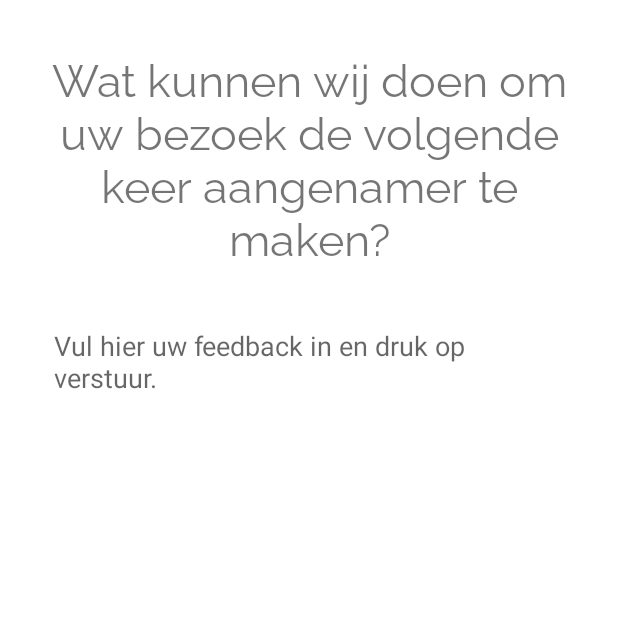
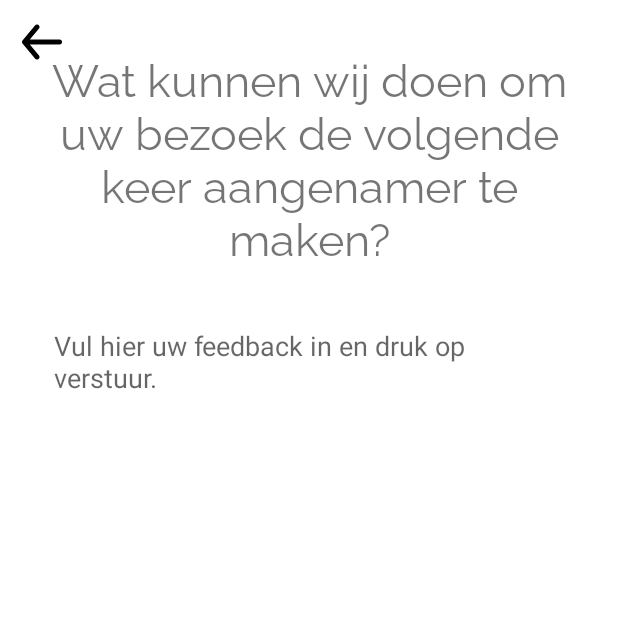
Before and after one commit to ServiStudent/ReviewerApp, an Android app: the BadRatingActivity screen opened directly, with no data from a screen before it, on a phone screen of 412 x 824 dp, the top half of it. Run offline under Robolectric (Android 15) with nearby library versions, the light colour scheme and no system bars.

Commit message:
General App

```diff
--- a/app/src/main/java/com/servi/reviewerafium/BadRatingActivity.java
+++ b/app/src/main/java/com/servi/reviewerafium/BadRatingActivity.java
@@ -13,6 +13,7 @@ import android.view.WindowManager;
 import android.view.inputmethod.InputMethodManager;
 import android.widget.Button;
 import android.widget.EditText;
+import android.widget.ImageView;
 import android.widget.TextView;
 import android.widget.Toast;
 
@@ -40,7 +41,7 @@ public class BadRatingActivity extends AppCompatActivity {
         EditText editText5 = (EditText) findViewById(R.id.editText5);
         Button button2 = (Button) findViewById(R.id.button2);
         Button button3 = (Button) findViewById(R.id.button3);
-
+        ImageView backbut = (ImageView) findViewById(R.id.imageView20);
 
         handler = new Handler();
         r = new Runnable() {
@@ -53,6 +54,15 @@ public class BadRatingActivity extends AppCompatActivity {
             }
         };
 
+        backbut.setOnClickListener(new View.OnClickListener() {
+            @Override
+            public void onClick(View view) {
+                stopHandler();
+                Intent i2 = new Intent(BadRatingActivity.this, MainActivity.class);
+                startActivity(i2);
+                overridePendingTransition(R.anim.fadein, R.anim.fadeout);
+            }
+        });
 
         editText5.addTextChangedListener(new TextWatcher() {
 
--- /dev/null
+++ b/app/src/main/java/com/servi/reviewerafium/Global.java
@@ -0,0 +1,6 @@
+package com.servi.reviewerafium;
+
+public class Global {
+    public static String email = "afiumreviewer@gmail.com";
+    public static String emailPassword = "AfiumTest123?";
+}
--- a/app/src/main/java/com/servi/reviewerafium/JavaMailUtil.java
+++ b/app/src/main/java/com/servi/reviewerafium/JavaMailUtil.java
@@ -28,8 +28,8 @@ public class JavaMailUtil {
         properties.put("mail.smtp.host", "smtp.gmail.com");
         properties.put("mail.smtp.port", "587");
 
-        String myAccountEmail = "afiumreviewer@gmail.com";
-        String password = "AfiumTest123?";
+        String myAccountEmail = Global.email;
+        String password = Global.emailPassword;
 
         Session session = Session.getInstance(properties, new Authenticator(){
             @Override
--- a/app/src/main/res/layout/activity_bad_rating.xml
+++ b/app/src/main/res/layout/activity_bad_rating.xml
@@ -8,6 +8,16 @@
     android:focusableInTouchMode="true"
     android:clickable="true"
     tools:context=".BadRatingActivity">
+
+    <ImageView
+        android:id="@+id/imageView20"
+        android:layout_width="40dp"
+        android:layout_height="40dp"
+        android:layout_marginStart="8dp"
+        android:layout_marginTop="8dp"
+        app:layout_constraintStart_toStartOf="parent"
+        app:layout_constraintTop_toTopOf="parent"
+        app:srcCompat="@drawable/backarrow" />
 
     <TextView
         android:id="@+id/secs5"
```
Also changed, not shown: app/src/main/res/drawable-v24/qrcode.png.
